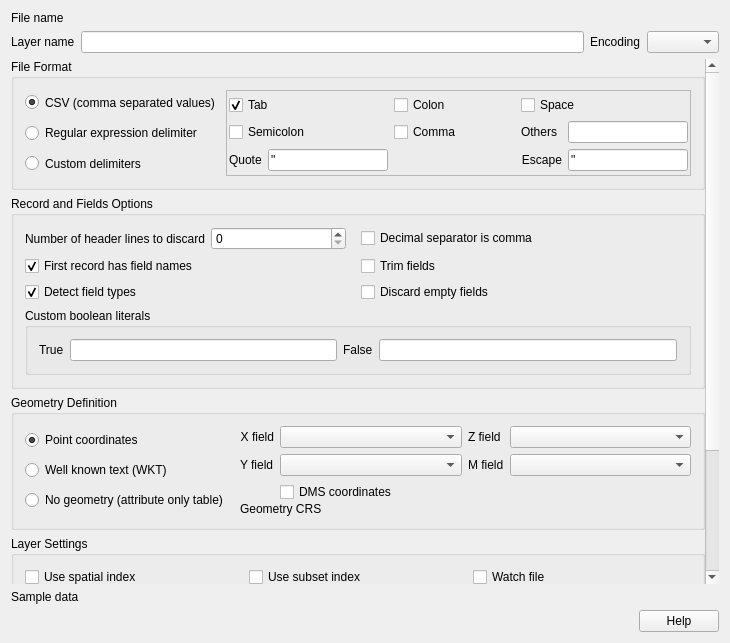
The window that src/ui/qgsdelimitedtextsourceselectbase.ui (qgis/QGIS) describes before a commit, drawn with Qt 5.
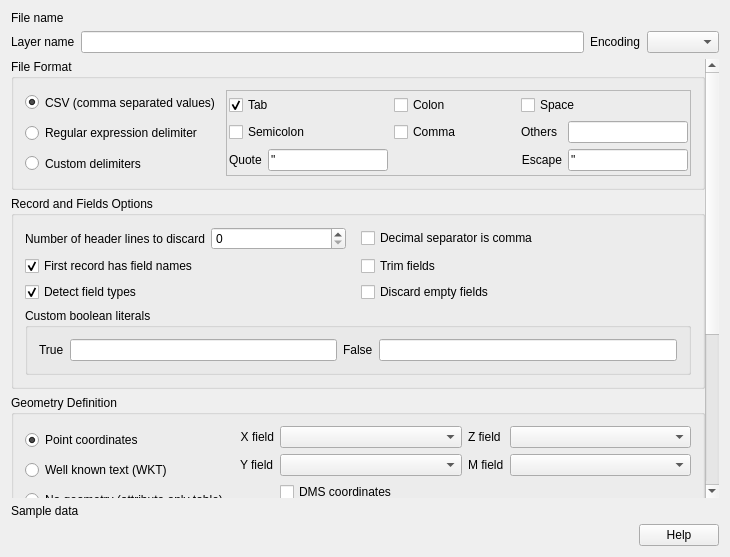
The same window after the commit. Icons and pictures are not drawn. Custom widgets are drawn as their Qt base class.

Commit message: Fix vertical size policies for delimited text dialog

Diff of the .ui file:
```diff
--- a/src/ui/qgsdelimitedtextsourceselectbase.ui
+++ b/src/ui/qgsdelimitedtextsourceselectbase.ui
@@ -7,15 +7,9 @@
     <x>0</x>
     <y>0</y>
     <width>730</width>
-    <height>643</height>
+    <height>557</height>
    </rect>
   </property>
-  <property name="sizePolicy">
-   <sizepolicy hsizetype="Minimum" vsizetype="Fixed">
-    <horstretch>0</horstretch>
-    <verstretch>0</verstretch>
-   </sizepolicy>
-  </property>
   <property name="windowTitle">
    <string>Create a Layer from a Delimited Text File</string>
   </property>
@@ -32,7 +26,7 @@
   <property name="whatsThis">
    <string/>
   </property>
-  <layout class="QVBoxLayout" name="verticalLayout_17" stretch="0,0,0,0">
+  <layout class="QVBoxLayout" name="verticalLayout_17">
    <item>
     <widget class="QWidget" name="widget_3" native="true">
      <property name="sizePolicy">
@@ -147,12 +141,6 @@
    </item>
    <item>
     <widget class="QgsScrollArea" name="scrollArea">
-     <property name="sizePolicy">
-      <sizepolicy hsizetype="Expanding" vsizetype="Preferred">
-       <horstretch>0</horstretch>
-       <verstretch>0</verstretch>
-      </sizepolicy>
-     </property>
      <property name="maximumSize">
       <size>
        <width>16777215</width>
@@ -170,8 +158,8 @@
        <rect>
         <x>0</x>
         <y>0</y>
-        <width>703</width>
-        <height>647</height>
+        <width>698</width>
+        <height>757</height>
        </rect>
       </property>
       <property name="sizePolicy">
@@ -858,12 +846,6 @@
        </item>
        <item>
         <widget class="QgsCollapsibleGroupBox" name="geometryDefinitionGroupBox">
-         <property name="sizePolicy">
-          <sizepolicy hsizetype="Preferred" vsizetype="Fixed">
-           <horstretch>0</horstretch>
-           <verstretch>0</verstretch>
-          </sizepolicy>
-         </property>
          <property name="title">
           <string>Geometry Definition</string>
          </property>
@@ -1356,12 +1338,6 @@
        </item>
        <item>
         <widget class="QgsCollapsibleGroupBox" name="layerSettingsGroupBox">
-         <property name="sizePolicy">
-          <sizepolicy hsizetype="Preferred" vsizetype="Fixed">
-           <horstretch>0</horstretch>
-           <verstretch>0</verstretch>
-          </sizepolicy>
-         </property>
          <property name="title">
           <string>Layer Settings</string>
          </property>
```
Left out of the diff: 33 changed lines with no effect on the pictures. The commit also changes 1 other file.
